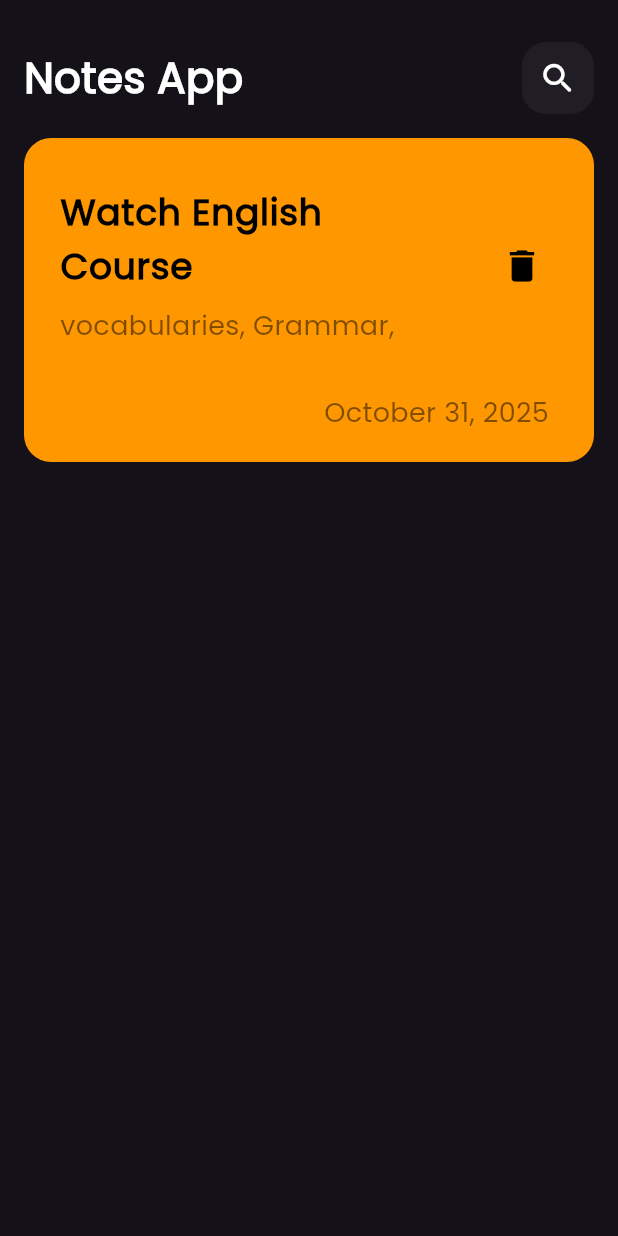
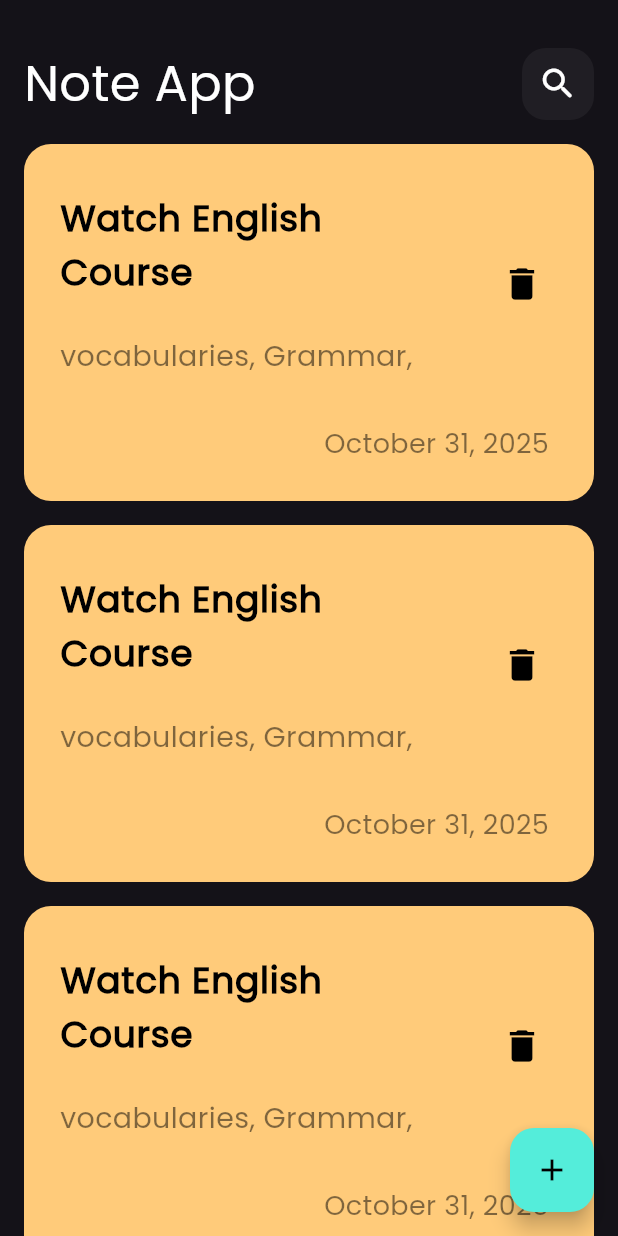
Before and after one commit to Mohamed-379/Notes-App, a Flutter app: the screen it shows after launch, on a phone screen of 412 x 824 dp. Run offline on Flutter 3.47's test engine with Material 3 defaults, Android fonts, the phone set to English and light mode, and no system bars.

Commit message:
Created Edit Note UI

```diff
--- /dev/null
+++ b/lib/constants.dart
@@ -0,0 +1,3 @@
+import 'dart:ui';
+
+var kPrimaryColor = const Color(0xff54EDDA);
--- a/lib/ui/home.dart
+++ b/lib/ui/home.dart
@@ -1,17 +1,33 @@
 import 'package:flutter/material.dart';
+import 'package:notes_app/constants.dart';
+import 'package:notes_app/ui/widgets/customBottomSheet.dart';
 import 'package:notes_app/ui/widgets/custom_appbar.dart';
-import 'package:notes_app/ui/widgets/note_item.dart';
+import 'package:notes_app/ui/widgets/note_listView.dart';
 
 class Home extends StatelessWidget {
   const Home({super.key});
 
   @override
   Widget build(BuildContext context) {
-    return const Scaffold(
+    return Scaffold(
+      floatingActionButton: FloatingActionButton(
+          onPressed: () {
+            showModalBottomSheet(
+                context: context,
+                builder: (context) => const CustomBottomSheet());
+          },
+          backgroundColor: kPrimaryColor,
+          child: const Icon(
+            Icons.add,
+            color: Colors.black,
+          )),
       body: Padding(
-        padding: EdgeInsets.symmetric(horizontal: 16, vertical: 28),
+        padding: const EdgeInsets.only(right: 16, left: 16, top: 32),
         child: Column(
-          children: [CustomAppBar(), NoteItem()],
+          children: [
+            CustomAppBar(title: "Note App", icon: Icons.search_rounded,onPress: (){},),
+            const NoteListview()
+          ],
         ),
       ),
     );
--- a/lib/ui/widgets/custom_appbar.dart
+++ b/lib/ui/widgets/custom_appbar.dart
@@ -1,17 +1,20 @@
 import 'package:flutter/material.dart';
 
 class CustomAppBar extends StatelessWidget {
-  const CustomAppBar({super.key});
+  final String title;
+  final IconData icon;
+  final void Function()? onPress;
+  const CustomAppBar({super.key, required this.title, required this.icon, required this.onPress});
 
   @override
   Widget build(BuildContext context) {
     return Row(
       children: [
-        const Text("Notes App", style: TextStyle(color: Colors.white, fontSize: 28, fontWeight: FontWeight.bold),),
+        Text(title, style: const TextStyle(color: Colors.white, fontSize: 33, fontWeight: FontWeight.w500),),
         const Spacer(),
         Container(
           decoration: BoxDecoration(borderRadius: BorderRadius.circular(16), color: Colors.white.withOpacity(0.05)),
-          child: IconButton(onPressed: (){}, icon: const Icon(Icons.search_rounded, color: Colors.white, size: 26,),),
+          child: IconButton(onPressed: onPress, icon: Icon(icon, color: Colors.white, size: 27,),),
         )
       ],
     );
--- a/lib/ui/widgets/note_item.dart
+++ b/lib/ui/widgets/note_item.dart
@@ -1,14 +1,19 @@
 import 'package:flutter/material.dart';
+import 'package:notes_app/ui/widgets/edit_note_item.dart';
 
 class NoteItem extends StatelessWidget {
   const NoteItem({super.key});
 
   @override
   Widget build(BuildContext context) {
-    return Container(
+    return GestureDetector(
+      onTap: (){
+        Navigator.push(context, MaterialPageRoute(builder: (context) => EditNoteItem(),));
+      },
+      child: Container(
         margin: const EdgeInsets.only(top: 16),
         decoration: BoxDecoration(
-          borderRadius: BorderRadius.circular(18), color: Colors.orange),
+            borderRadius: BorderRadius.circular(18), color: const Color(0xffFFCB7A)),
         child: Column(
           crossAxisAlignment: CrossAxisAlignment.end,
           children: [
@@ -23,12 +28,12 @@ class NoteItem extends StatelessWidget {
               contentPadding: const EdgeInsets.all(24),
               subtitle: Padding(
                 padding: const EdgeInsets.only(
-                top: 8,
+                  top: 24,
                 ),
                 child: Text(
                   "vocabularies, Grammar, ",
                   style: TextStyle(
-                    fontSize: 18, color: Colors.black.withOpacity(0.5)),
+                      fontSize: 19, color: Colors.black.withOpacity(0.5)),
                 ),
               ),
               trailing: IconButton(
@@ -40,7 +45,7 @@ class NoteItem extends StatelessWidget {
                   )),
             ),
             Padding(
-            padding: const EdgeInsets.only(right: 30, bottom: 20),
+              padding: const EdgeInsets.only(right: 30, bottom: 25),
               child: Text(
                 "October 31, 2025",
                 style: TextStyle(
@@ -49,6 +54,7 @@ class NoteItem extends StatelessWidget {
             ),
           ],
         ),
+      ),
     );
   }
 }
--- /dev/null
+++ b/lib/ui/widgets/note_listView.dart
@@ -0,0 +1,16 @@
+import 'package:flutter/material.dart';
+import 'package:notes_app/ui/widgets/note_item.dart';
+
+class NoteListview extends StatelessWidget {
+  const NoteListview({super.key});
+
+  @override
+  Widget build(BuildContext context) {
+    return Expanded(
+      child: ListView.builder(
+        itemBuilder: (context, index) => const NoteItem(),
+        padding: EdgeInsets.zero,
+      ),
+    );
+  }
+}
```
Also changed, not shown: lib/ui/widgets/customBottomSheet.dart (added, +65 -0 lines), lib/ui/widgets/customTextFeild.dart (added, +30 -0 lines), lib/ui/widgets/edit_note_item.dart (added, +25 -0 lines). Lines whose indentation alone changed are shown as unchanged.
